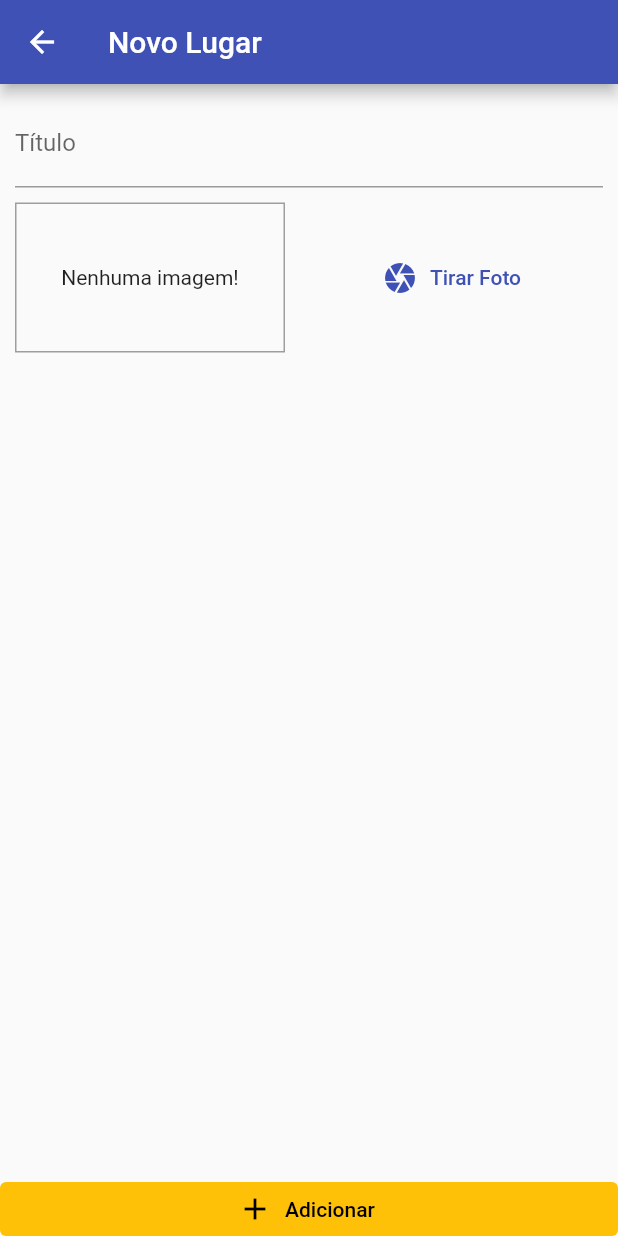
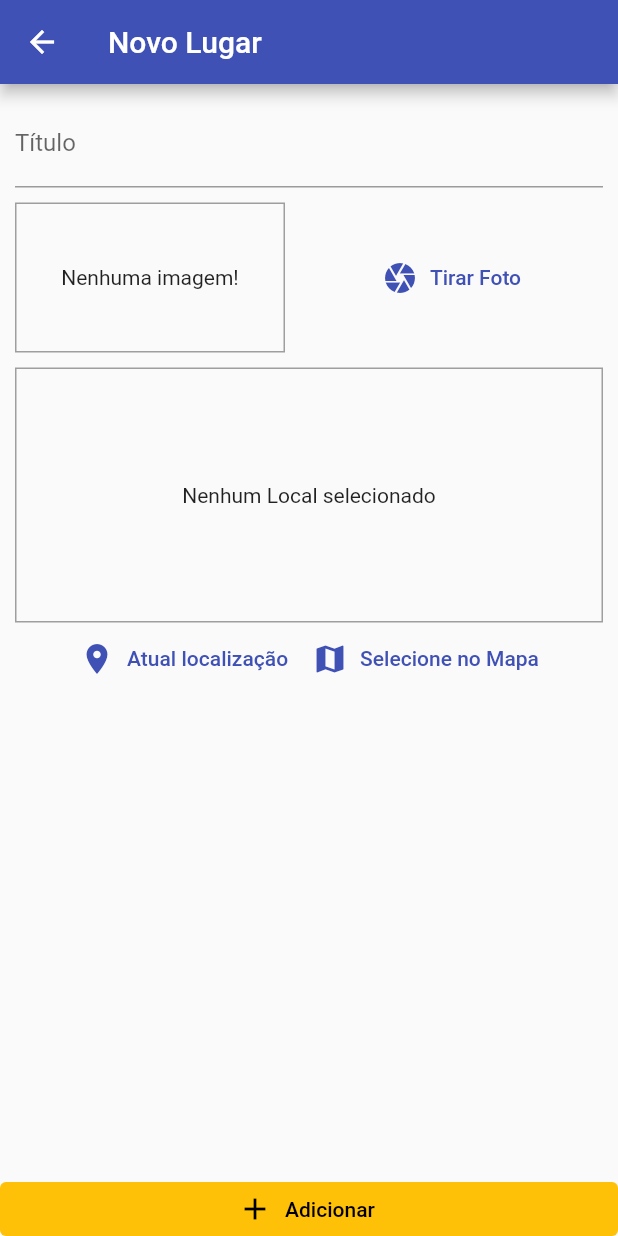
Before and after one commit to ViolaRafael/great_places, a Flutter app: the PlaceFormScreen screen opened by its route, on a phone screen of 412 x 824 dp. Run offline on Flutter 3.47's test engine with Material 2 defaults, Android fonts, the phone set to English and light mode, and no system bars; our stand-ins replace image_picker, sqflite; accounts and stored records are empty.

Commit message:
Add LocalInput

```diff
--- a/lib/screens/place_form_screen.dart
+++ b/lib/screens/place_form_screen.dart
@@ -3,6 +3,7 @@ import 'dart:io';
 import 'package:flutter/material.dart';
 import 'package:great_places/providers/great_places.dart';
 import 'package:great_places/widgets/image_input.dart';
+import 'package:great_places/widgets/location_input.dart';
 import 'package:provider/provider.dart';
 
 class PlaceFormScreen extends StatefulWidget {
@@ -56,6 +57,8 @@ class _PlaceFormScreenState extends State<PlaceFormScreen> {
                     ),
                     const SizedBox(height: 10),
                     ImageInput(_selectImage),
+                    const SizedBox(height: 10),
+                    const LocationInput(),
                   ],
                 ),
               ),
--- /dev/null
+++ b/lib/widgets/location_input.dart
@@ -0,0 +1,53 @@
+import 'package:flutter/material.dart';
+
+class LocationInput extends StatefulWidget {
+  const LocationInput({Key? key}) : super(key: key);
+
+  @override
+  State<LocationInput> createState() => _LocationInputState();
+}
+
+class _LocationInputState extends State<LocationInput> {
+  String? _previewImageUrl;
+
+  @override
+  Widget build(BuildContext context) {
+    return Column(
+      children: [
+        Container(
+          height: 170,
+          width: double.infinity,
+          alignment: Alignment.center,
+          decoration: BoxDecoration(
+            border: Border.all(
+              width: 1,
+              color: Colors.grey,
+            ),
+          ),
+          child: _previewImageUrl == null
+              ? Text('Nenhum Local selecionado')
+              : Image.network(
+                  _previewImageUrl!,
+                  fit: BoxFit.cover,
+                  width: double.infinity,
+                ),
+        ),
+        Row(
+          mainAxisAlignment: MainAxisAlignment.center,
+          children: [
+            TextButton.icon(
+              onPressed: () {},
+              icon: const Icon(Icons.location_on),
+              label: const Text('Atual localização'),
+            ),
+            TextButton.icon(
+              onPressed: () {},
+              icon: const Icon(Icons.map),
+              label: const Text('Selecione no Mapa'),
+            ),
+          ],
+        ),
+      ],
+    );
+  }
+}
--- a/pubspec.yaml
+++ b/pubspec.yaml
@@ -36,6 +36,7 @@ dependencies:
   path: 1.8.2
   path_provider: ^2.0.11
   sqflite: ^2.2.2
+  location: ^4.4.0
 
 
   # The following adds the Cupertino Icons font to your application.
```
Also changed, not shown: pubspec.lock, 2 other files.
